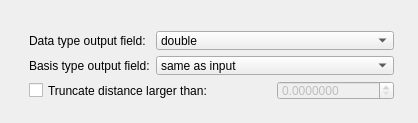
Above: src/Interface/Modules/Fields/calculatedistancetofield.ui from SCIInstitute/SCIRun before the change. Below: the same form after it.
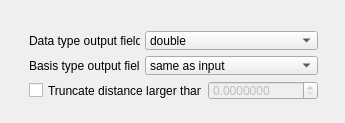
That is the form after the change.

Patch:
```diff
--- a/src/Interface/Modules/Fields/calculatedistancetofield.ui
+++ b/src/Interface/Modules/Fields/calculatedistancetofield.ui
@@ -6,10 +6,16 @@
    <rect>
     <x>0</x>
     <y>0</y>
-    <width>418</width>
+    <width>345</width>
     <height>123</height>
    </rect>
   </property>
+  <property name="minimumSize">
+   <size>
+    <width>345</width>
+    <height>123</height>
+   </size>
+  </property>
   <property name="windowTitle">
    <string>CalculateDistanceToField</string>
   </property>
@@ -18,7 +24,7 @@
     <rect>
      <x>18</x>
      <y>20</y>
-     <width>387</width>
+     <width>311</width>
      <height>91</height>
     </rect>
    </property>
```
